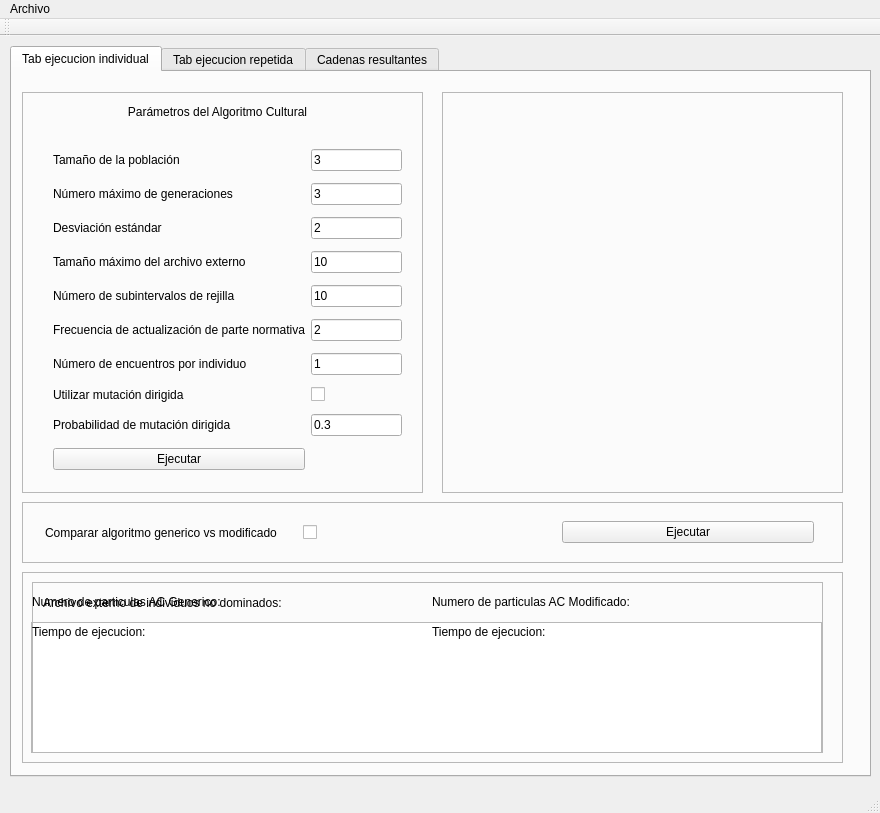
Old version of the form mainwindow.ui in the repository antonioaraujob/omocac2.
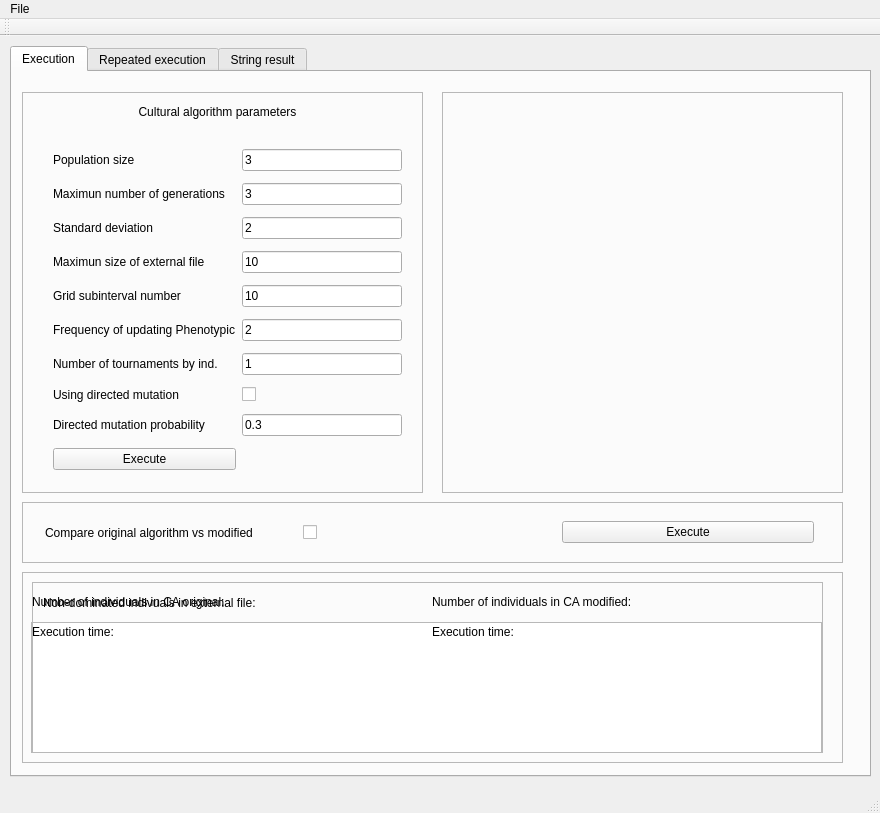
New version of the form. Custom widgets are drawn as their Qt base class.

Commit message: Cambios en la etiquetas para inglés

Diff of the .ui file:
```diff
--- a/mainwindow.ui
+++ b/mainwindow.ui
@@ -15,6 +15,9 @@
   </property>
   <widget class="QWidget" name="centralWidget">
    <widget class="QTabWidget" name="tabWidgetExecution">
+    <property name="enabled">
+     <bool>true</bool>
+    </property>
     <property name="geometry">
      <rect>
       <x>10</x>
@@ -28,7 +31,7 @@
     </property>
     <widget class="QWidget" name="tabExecutionIndividual">
      <attribute name="title">
-      <string>Tab ejecucion individual</string>
+      <string>Execution</string>
      </attribute>
      <widget class="QFrame" name="frame">
       <property name="geometry">
@@ -55,7 +58,7 @@
         </rect>
        </property>
        <property name="text">
-        <string>Parámetros del Algoritmo Cultural</string>
+        <string>Cultural algorithm parameters</string>
        </property>
        <property name="alignment">
         <set>Qt::AlignCenter</set>
@@ -81,14 +84,14 @@
         <item row="1" column="0">
          <widget class="QLabel" name="label_3">
           <property name="text">
-           <string>Número máximo de generaciones</string>
+           <string>Maximun number of generations</string>
           </property>
          </widget>
         </item>
         <item row="0" column="0">
          <widget class="QLabel" name="label_2">
           <property name="text">
-           <string>Tamaño de la población</string>
+           <string>Population size</string>
           </property>
          </widget>
         </item>
@@ -108,21 +111,21 @@
         <item row="2" column="0">
          <widget class="QLabel" name="label_5">
           <property name="text">
-           <string>Desviación estándar</string>
+           <string>Standard deviation</string>
           </property>
          </widget>
         </item>
         <item row="6" column="0">
          <widget class="QLabel" name="label_10">
           <property name="text">
-           <string>Número de encuentros por individuo</string>
+           <string>Number of tournaments by ind.</string>
           </property>
          </widget>
         </item>
         <item row="3" column="0">
          <widget class="QLabel" name="label_7">
           <property name="text">
-           <string>Tamaño máximo del archivo externo</string>
+           <string>Maximun size of external file</string>
           </property>
          </widget>
         </item>
@@ -136,7 +139,7 @@
         <item row="5" column="0">
          <widget class="QLabel" name="label_9">
           <property name="text">
-           <string>Frecuencia de actualización de parte normativa</string>
+           <string>Frequency of updating Phenotypic</string>
           </property>
          </widget>
         </item>
@@ -150,7 +153,7 @@
         <item row="4" column="0">
          <widget class="QLabel" name="label_8">
           <property name="text">
-           <string>Número de subintervalos de rejilla</string>
+           <string>Grid subinterval number</string>
           </property>
          </widget>
         </item>
@@ -188,21 +191,21 @@
         <item row="9" column="0">
          <widget class="QPushButton" name="pushButtonRun">
           <property name="text">
-           <string>Ejecutar</string>
+           <string>Execute</string>
           </property>
          </widget>
         </item>
         <item row="7" column="0">
          <widget class="QLabel" name="label_4">
           <property name="text">
-           <string>Utilizar mutación dirigida</string>
+           <string>Using directed mutation</string>
           </property>
          </widget>
         </item>
         <item row="8" column="0">
          <widget class="QLabel" name="labelDirectedMutation">
           <property name="text">
-           <string>Probabilidad de mutación dirigida</string>
+           <string>Directed mutation probability</string>
           </property>
          </widget>
         </item>
@@ -270,7 +273,7 @@
         <item>
          <widget class="QLabel" name="label_11">
           <property name="text">
-           <string>Comparar algoritmo generico vs modificado</string>
+           <string>Compare original algorithm vs modified</string>
           </property>
           <property name="wordWrap">
            <bool>true</bool>
@@ -287,7 +290,7 @@
         <item>
          <widget class="QPushButton" name="pushButtonCompareAlgorithms">
           <property name="text">
-           <string>Ejecutar</string>
+           <string>Execute</string>
           </property>
          </widget>
         </item>
@@ -332,7 +335,7 @@
         <item>
          <widget class="QLabel" name="labelExternalFile">
           <property name="text">
-           <string>Archivo externo de individuos no dominados:</string>
+           <string>&lt;html&gt;&lt;head/&gt;&lt;body&gt;&lt;p&gt;Non-dominated indivuals in external file:&lt;/p&gt;&lt;/body&gt;&lt;/html&gt;</string>
           </property>
          </widget>
         </item>
@@ -376,7 +379,7 @@
          </rect>
         </property>
         <property name="text">
-         <string>Numero de particulas AC Generico:</string>
+         <string>&lt;html&gt;&lt;head/&gt;&lt;body&gt;&lt;p&gt;Number of individuals in CA original:&lt;/p&gt;&lt;/body&gt;&lt;/html&gt;</string>
         </property>
        </widget>
        <widget class="QLabel" name="label_AC_modificado">
@@ -389,7 +392,7 @@
          </rect>
         </property>
         <property name="text">
-         <string>Numero de particulas AC Modificado:</string>
+         <string>&lt;html&gt;&lt;head/&gt;&lt;body&gt;&lt;p&gt;Number of individuals in CA modified:&lt;/p&gt;&lt;/body&gt;&lt;/html&gt;</string>
         </property>
        </widget>
        <widget class="QLabel" name="acGenericNumber">
@@ -440,7 +443,7 @@
          </rect>
         </property>
         <property name="text">
-         <string>Tiempo de ejecucion:</string>
+         <string>&lt;html&gt;&lt;head/&gt;&lt;body&gt;&lt;p&gt;Execution time:&lt;/p&gt;&lt;/body&gt;&lt;/html&gt;</string>
         </property>
        </widget>
        <widget class="QLabel" name="acGenericTime">
@@ -491,7 +494,7 @@
          </rect>
         </property>
         <property name="text">
-         <string>Tiempo de ejecucion:</string>
+         <string>&lt;html&gt;&lt;head/&gt;&lt;body&gt;&lt;p&gt;Execution time:&lt;/p&gt;&lt;/body&gt;&lt;/html&gt;</string>
         </property>
        </widget>
       </widget>
@@ -499,7 +502,7 @@
     </widget>
     <widget class="QWidget" name="tab_2">
      <attribute name="title">
-      <string>Tab ejecucion repetida</string>
+      <string>Repeated execution</string>
      </attribute>
      <widget class="QPushButton" name="pushButtonRepeatAlgoritm">
       <property name="geometry">
@@ -582,7 +585,7 @@
     </widget>
     <widget class="QWidget" name="tab_3">
      <attribute name="title">
-      <string>Cadenas resultantes</string>
+      <string>String result</string>
      </attribute>
      <widget class="QListView" name="listViewPFOriginal">
       <property name="geometry">
@@ -670,7 +673,7 @@
    </property>
    <widget class="QMenu" name="menuArchivo">
     <property name="title">
-     <string>Archivo</string>
+     <string>File</string>
     </property>
     <addaction name="actionSalir"/>
    </widget>
```
Left out of the diff: 2 changed lines with no effect on the pictures. The commit also changes 1 other file.
